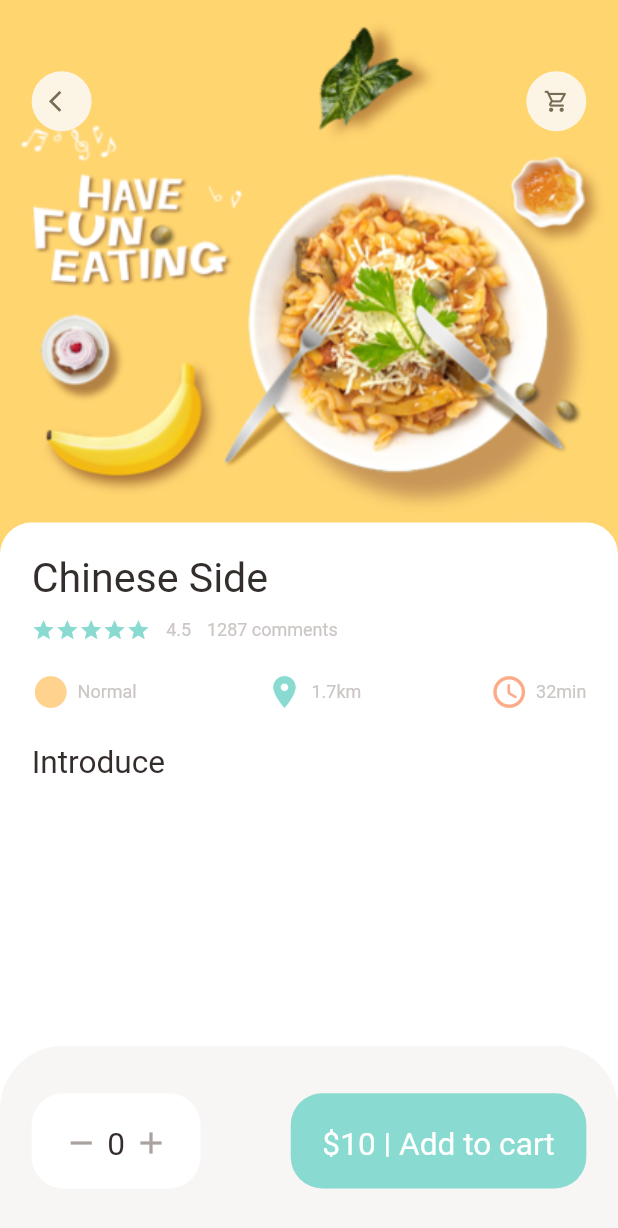
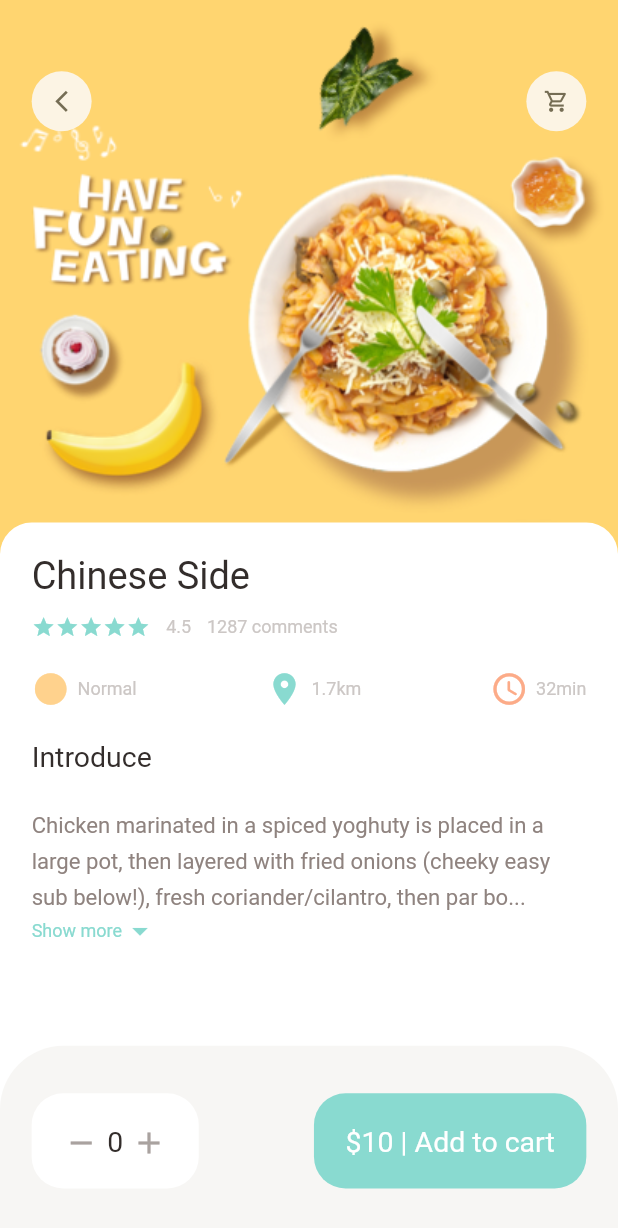
Before and after one commit to Bepo0328/food_delivery_app, a Flutter app: the screen it shows after launch, on a phone screen of 412 x 824 dp. Shown: the top 1228 px of the screen. Run offline on Flutter 3.47's test engine with Material 2 defaults, Android fonts, the phone set to English and light mode, and no system bars; our stand-ins replace dots_indicator, get.

Commit message:
FoodDeliveryApp: Create Widget - Expandable Text

```diff
--- a/lib/pages/food/popular_food_detail.dart
+++ b/lib/pages/food/popular_food_detail.dart
@@ -11,6 +11,7 @@ class PopularFoodDetail extends StatelessWidget {
       backgroundColor: Colors.white,
       body: Stack(
         children: [
+          // background image
           Positioned(
             left: 0,
             right: 0,
@@ -27,6 +28,8 @@ class PopularFoodDetail extends StatelessWidget {
               ),
             ),
           ),
+
+          // icon widget
           Positioned(
             top: Dimenstions.height45,
             left: Dimenstions.width20,
@@ -34,11 +37,13 @@ class PopularFoodDetail extends StatelessWidget {
             child: Row(
               mainAxisAlignment: MainAxisAlignment.spaceBetween,
               children: const [
-                AppIcon(icon: Icons.arrow_back_ios),
+                AppIcon(icon: Icons.arrow_back_ios_new),
                 AppIcon(icon: Icons.shopping_cart_outlined),
               ],
             ),
           ),
+
+          // introduction of food
           Positioned(
             left: 0,
             right: 0,
@@ -68,6 +73,18 @@ class PopularFoodDetail extends StatelessWidget {
                     height: Dimenstions.height20,
                   ),
                   const BigText(text: 'Introduce'),
+                  SizedBox(
+                    height: Dimenstions.height20,
+                  ),
+                  // expandable text widget
+                  const Expanded(
+                    child: SingleChildScrollView(
+                      child: ExpandableText(
+                        text:
+                            'Chicken marinated in a spiced yoghuty is placed in a large pot, then layered with fried onions (cheeky easy sub below!), fresh coriander/cilantro, then par boiled lightly spiced rice.',
+                      ),
+                    ),
+                  ),
                 ],
               ),
             ),
--- a/lib/utils/dimensions.dart
+++ b/lib/utils/dimensions.dart
@@ -33,8 +33,9 @@ class Dimenstions {
   static double width45 = screenHeight / 17.35;
 
   // font size
-  static double font20 = screenHeight / 39.05;
-  static double font26 = screenHeight / 30.04;
+  static double font14 = screenHeight / 55.79;
+  static double font18 = screenHeight / 43.39;
+  static double font24 = screenHeight / 32.54;
 
   // radius
   static double radius15 = screenHeight / 52.07;
--- a/lib/widgets/app_column.dart
+++ b/lib/widgets/app_column.dart
@@ -17,7 +17,7 @@ class AppColumn extends StatelessWidget {
       children: [
         BigText(
           text: text,
-          size: Dimenstions.font26,
+          size: Dimenstions.font24,
         ),
         SizedBox(
           height: Dimenstions.height10,
--- a/lib/widgets/big_text.dart
+++ b/lib/widgets/big_text.dart
@@ -24,7 +24,7 @@ class BigText extends StatelessWidget {
       style: TextStyle(
         fontFamily: 'Roboto',
         color: color,
-        fontSize: size == 0 ? Dimenstions.font20 : size,
+        fontSize: size == 0 ? Dimenstions.font18 : size,
         fontWeight: FontWeight.w400,
       ),
     );
--- /dev/null
+++ b/lib/widgets/expandable_text.dart
@@ -0,0 +1,83 @@
+import 'package:flutter/material.dart';
+import 'package:food_delivery_app/utils/utils.dart';
+import 'package:food_delivery_app/widgets/widgets.dart';
+
+class ExpandableText extends StatefulWidget {
+  final String text;
+
+  const ExpandableText({
+    Key? key,
+    required this.text,
+  }) : super(key: key);
+
+  @override
+  State<ExpandableText> createState() => _ExpandableTextState();
+}
+
+class _ExpandableTextState extends State<ExpandableText> {
+  late String firstHalf;
+  late String secondHalf;
+
+  bool hiddenText = true;
+
+  double textHeigth = Dimenstions.screenHeight / 5.20;
+
+  @override
+  void initState() {
+    super.initState();
+    if (widget.text.length > textHeigth) {
+      firstHalf = widget.text.substring(0, textHeigth.toInt());
+      secondHalf =
+          widget.text.substring(textHeigth.toInt() + 1, widget.text.length);
+    } else {
+      firstHalf = widget.text;
+      secondHalf = '';
+    }
+  }
+
+  @override
+  Widget build(BuildContext context) {
+    return Container(
+      child: secondHalf.isEmpty
+          ? SmailText(
+              text: firstHalf,
+              color: AppColors.paraColor,
+              size: Dimenstions.font14,
+              height: 1.6,
+            )
+          : Column(
+              children: [
+                SmailText(
+                  text: hiddenText
+                      ? (firstHalf + '...')
+                      : (firstHalf + secondHalf),
+                  color: AppColors.paraColor,
+                  size: Dimenstions.font14,
+                  height: 1.6,
+                ),
+                InkWell(
+                  onTap: () {
+                    setState(() {
+                      hiddenText = !hiddenText;
+                    });
+                  },
+                  child: Row(
+                    children: [
+                      const SmailText(
+                        text: 'Show more',
+                        color: AppColors.mainColor,
+                      ),
+                      Icon(
+                        hiddenText
+                            ? Icons.arrow_drop_down
+                            : Icons.arrow_drop_up,
+                        color: AppColors.mainColor,
+                      ),
+                    ],
+                  ),
+                ),
+              ],
+            ),
+    );
+  }
+}
--- a/lib/widgets/widgets.dart
+++ b/lib/widgets/widgets.dart
@@ -3,3 +3,4 @@ export 'smail_text.dart';
 export 'icon_and_text.dart';
 export 'app_icon.dart';
 export 'app_column.dart';
+export 'expandable_text.dart';
```
